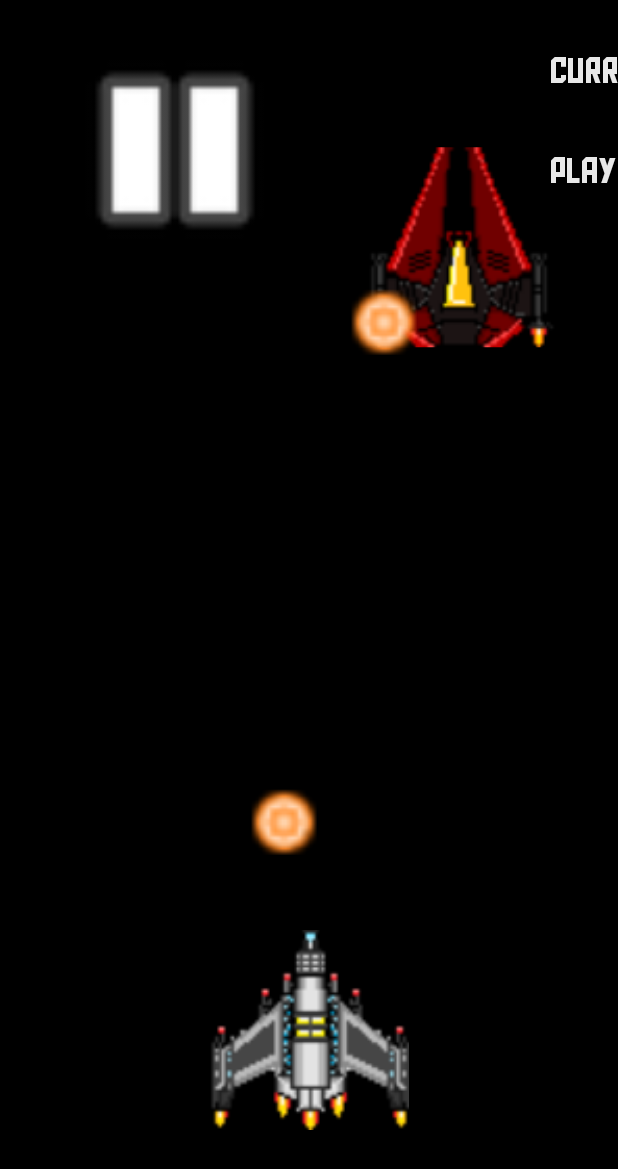
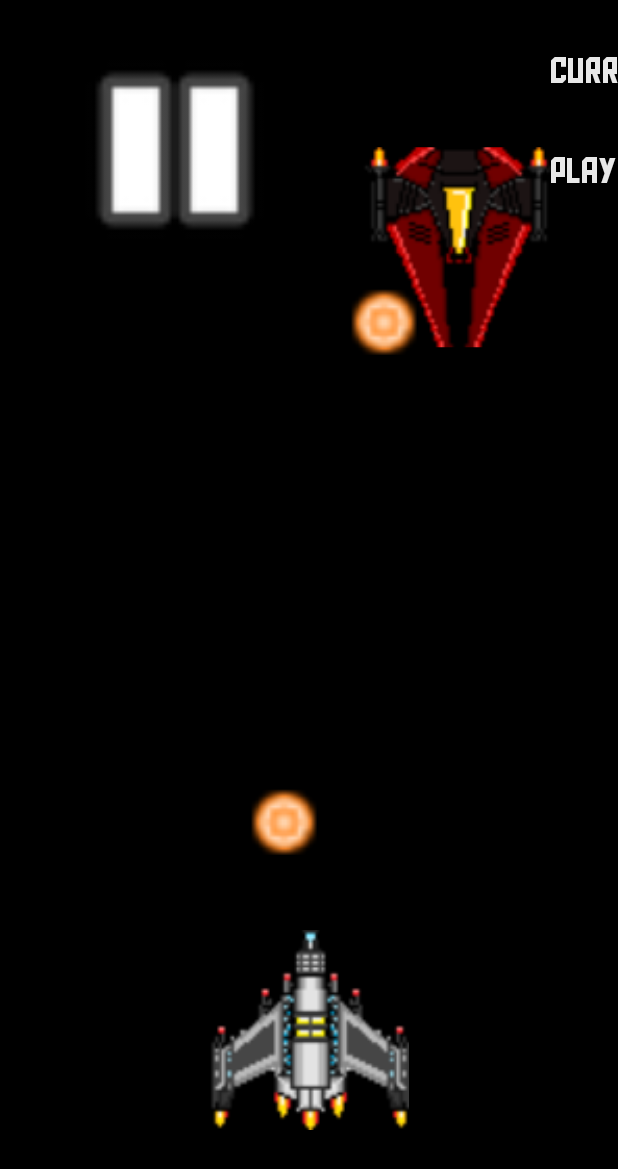
Before and after one commit to chiayida/csd3156-project, an Android app: the screen it shows after launch (GameActivity), after a tap on "PLAY", on a phone screen of 412 x 824 dp. Shown: the top 1169 px of the screen. Run offline under Robolectric (Android 15) with nearby library versions, the light colour scheme and no system bars; our stand-ins replace Room's generated code.

Commit message:
rotation

```diff
--- a/app/src/main/java/edu/singaporetech/services/GameActivity.kt
+++ b/app/src/main/java/edu/singaporetech/services/GameActivity.kt
@@ -100,7 +100,7 @@ class GameActivity : AppCompatActivity(), SensorEventListener, OnGameEngineUpdat
         //screenHeight = (resources.displayMetrics.heightPixels).toFloat()
         //halfScreenHeight = screenHeight / 2F
 
-        GameSquare.Clear()
+        GameSquare.clear()
         gameCanvasView = GameCanvasView(this)
         setContentView(gameCanvasView)
 
--- a/app/src/main/java/edu/singaporetech/services/GameCanvasView.kt
+++ b/app/src/main/java/edu/singaporetech/services/GameCanvasView.kt
@@ -16,14 +16,6 @@ class GameCanvasView(context: Context) : View(context) {
     // Set up the paint with which to draw.
     private val paint = Paint().apply {
         color = Color.BLACK
-        //// Smooths out edges of what is drawn without affecting shape.
-        //isAntiAlias = true
-        //// Dithering affects how colors with higher-precision than the device are down-sampled.
-        //isDither = true
-        //style = Paint.Style.STROKE // default: FILL
-        //strokeJoin = Paint.Join.ROUND // default: MITER
-        //strokeCap = Paint.Cap.ROUND // default: BUTT
-        //strokeWidth = STROKE_WIDTH // default: Hairline-width (really thin)
     }
 
     override fun onSizeChanged(width: Int, height: Int, oldWidth: Int, oldHeight: Int) {
@@ -35,15 +27,21 @@ class GameCanvasView(context: Context) : View(context) {
     }
 
     override fun onDraw(canvas: Canvas) {
+        //Clear scene
         extraCanvas.drawColor(Color.BLACK)
 
+        //Remove objects at the start to prevent cases where objects is deleted while looping below
         for (sl in GameSquare.toBeDeleted) {
             GameSquare.squareList.remove(sl)
         }
         GameSquare.toBeDeleted.clear()
 
+        //Loop through all square to draw
         for (sl in GameSquare.squareList) {
             val texture = BitmapFactory.decodeResource(resources, sl.textureHandle)
+            val rotationMatrix = Matrix()
+            rotationMatrix.postRotate(sl.rotation)
+            val rotatedTexture = Bitmap.createBitmap(texture, 0, 0, texture.width, texture.height, rotationMatrix, true)
             val matrix = Matrix()
             val pathBounds = RectF()
             val path = sl.getPath()
@@ -53,8 +51,8 @@ class GameCanvasView(context: Context) : View(context) {
                 RectF(0f, 0f, texture.width.toFloat(), texture.height.toFloat()),
                 pathBounds, Matrix.ScaleToFit.FILL
             )
-            //matrix.postRotate(45f)
-            paint.shader = BitmapShader(texture, Shader.TileMode.CLAMP, Shader.TileMode.CLAMP)
+
+            paint.shader = BitmapShader(rotatedTexture, Shader.TileMode.CLAMP, Shader.TileMode.CLAMP)
             paint.shader.setLocalMatrix(matrix)
             extraCanvas.drawPath(path, paint)
         }
--- a/app/src/main/java/edu/singaporetech/services/GameSquare.kt
+++ b/app/src/main/java/edu/singaporetech/services/GameSquare.kt
@@ -1,13 +1,8 @@
 package edu.singaporetech.services
 
 import android.content.Context
-
 import android.graphics.Path
 import java.util.concurrent.CopyOnWriteArrayList
-
-
-const val COORDS_PER_VERTEX = 3
-const val COORDS_PER_TEXTURE = 2
 
 class GameSquare(context: Context) {
 
@@ -25,7 +20,7 @@ class GameSquare(context: Context) {
         val squareList: CopyOnWriteArrayList<GameSquare> = CopyOnWriteArrayList()
         val toBeDeleted: CopyOnWriteArrayList<GameSquare> = CopyOnWriteArrayList()
 
-        fun Clear() {
+        fun clear() {
             squareList.clear()
             toBeDeleted.clear()
         }
```
